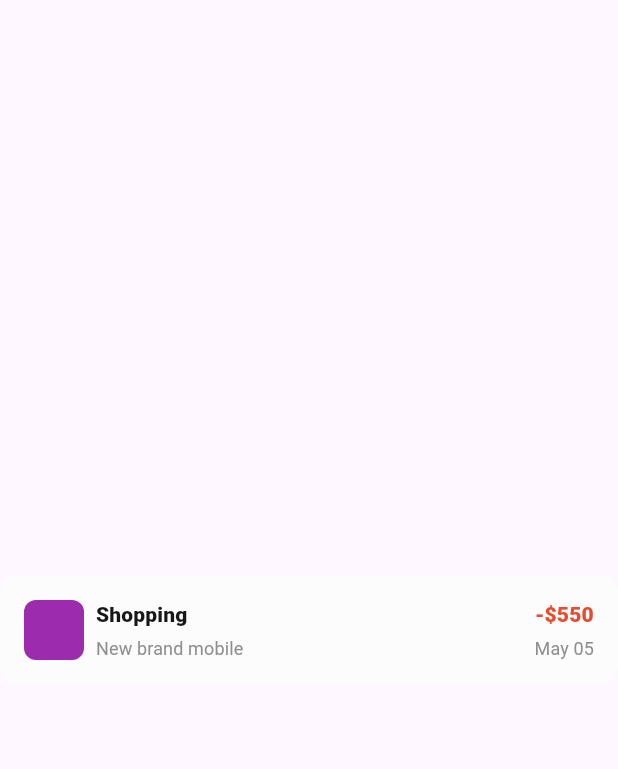
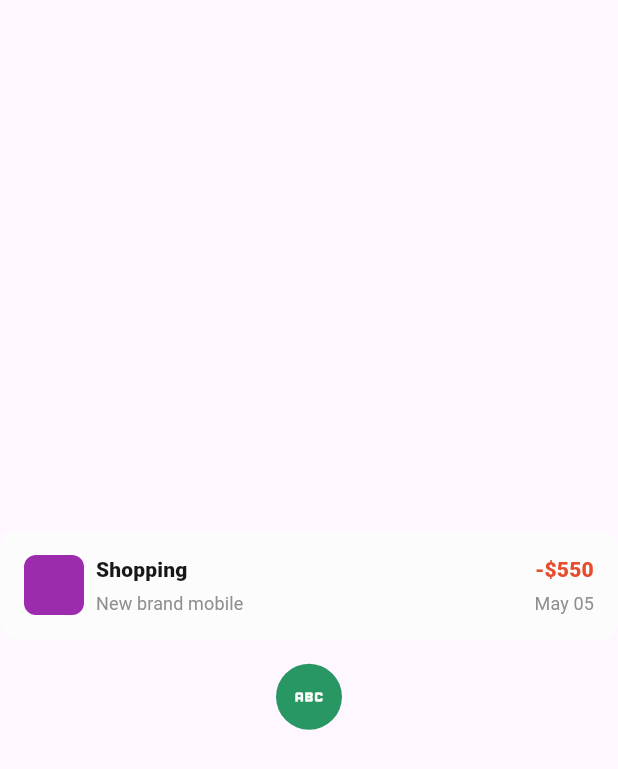
Before and after one commit to diegozam-dev/personal-finance-tracker, a Flutter app: the screen it shows after launch, on a phone screen of 412 x 824 dp. Shown: the top 769 px of the screen. Run offline on Flutter 3.47's test engine with Material 3 defaults, Android fonts, the phone set to English and light mode, and no system bars.

Commit message:
add types for transaction and category

```diff
--- a/lib/main.dart
+++ b/lib/main.dart
@@ -20,7 +20,14 @@ class MainApp extends StatelessWidget {
       home: Scaffold(
         body: Center(
           child: Column(
-            children: [Spacer(), SizedBox(height: 16), Transaction(), Spacer()],
+            children: [
+              Spacer(),
+              SizedBox(height: 16),
+              Transaction(),
+              SizedBox(height: 16),
+              IconBtn(onClick: () {}, icon: Icons.abc),
+              Spacer(),
+            ],
           ),
         ),
       ),
--- /dev/null
+++ b/lib/schemes/Category.dart
@@ -0,0 +1,4 @@
+class Category {
+  final String CategoryTypes;
+  final String name;
+}
--- /dev/null
+++ b/lib/utils/category_types.dart
@@ -0,0 +1,4 @@
+class CategoryTypes {
+  static const String income = "Income";
+  static const String expense = "Expense";
+}
--- /dev/null
+++ b/lib/utils/transaction_types.dart
@@ -0,0 +1,5 @@
+class TransactionTypes {
+  static const String income = "Income";
+  static const String expense = "Expense";
+  static const String goal = "Goal";
+}
```
